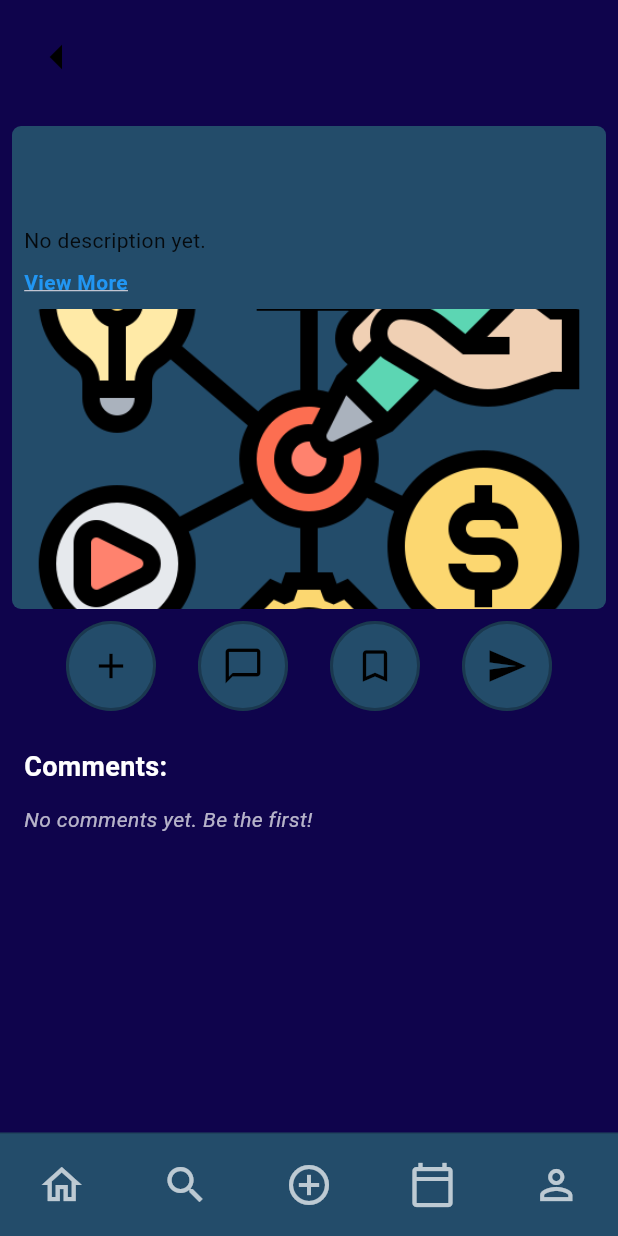
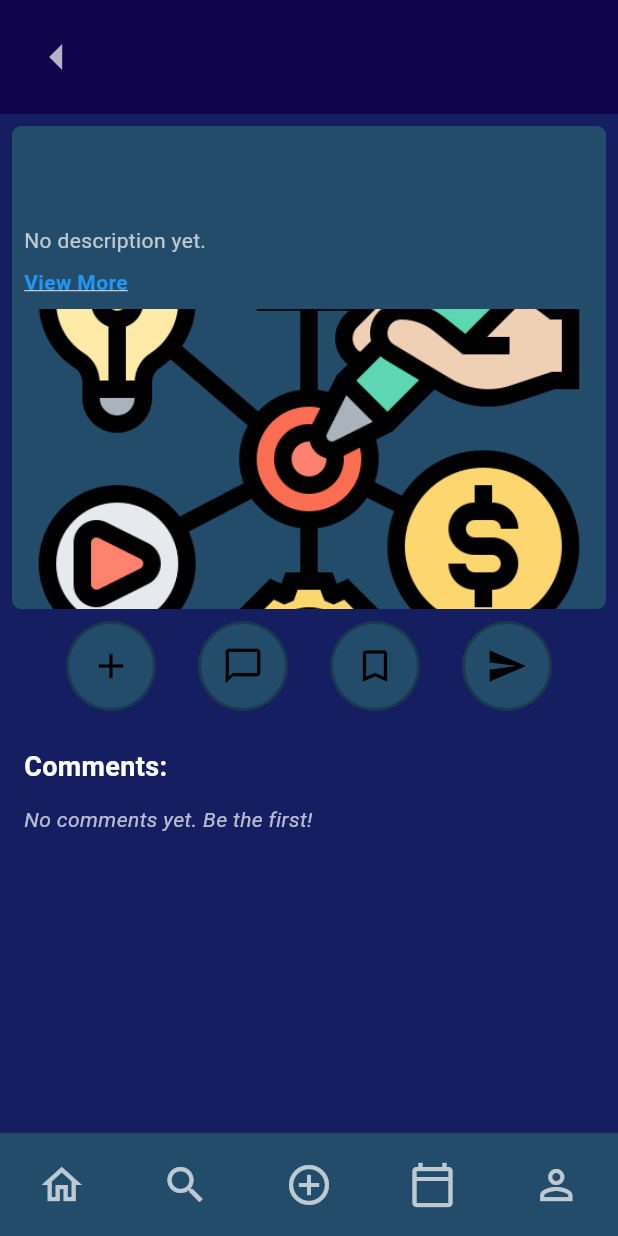
Before and after one commit to DeliMaliBagibala/SUEvent, a Flutter app: the EventDetailScreen screen opened directly with empty values, on a phone screen of 412 x 824 dp. Run offline on Flutter 3.47's test engine with Material 3 defaults, Android fonts, the phone set to English and light mode, and no system bars; our stand-ins replace cloud_firestore, firebase_auth, firebase_core, image_picker, share_plus, shared_preferences; accounts and stored records are empty.

Commit message:
minor color changes again this time on event detail page

```diff
--- a/lib/event_detail.dart
+++ b/lib/event_detail.dart
@@ -173,7 +173,7 @@ class _EventDetailScreenState extends State<EventDetailScreen> {
     }
 
     return Scaffold(
-      backgroundColor: AppColors.backgroundHeader,
+      backgroundColor: AppColors.backgroundDark,
       body: SafeArea(
         child: bodyContent,
       ),
@@ -265,7 +265,7 @@ class _EventDetailScreenState extends State<EventDetailScreen> {
                   comment.username,
                   style: const TextStyle(
                       fontSize: 12,
-                      color: Colors.black54,
+                      color: AppColors.textBlack,
                       fontWeight: FontWeight.bold
                   ),
                 ),
@@ -274,7 +274,7 @@ class _EventDetailScreenState extends State<EventDetailScreen> {
                   comment.text,
                   style: const TextStyle(
                     fontSize: 14,
-                    color: Colors.black,
+                    color: AppColors.textBlack,
                     fontWeight: FontWeight.w500,
                   ),
                 ),
@@ -331,7 +331,7 @@ class _EventDetailScreenState extends State<EventDetailScreen> {
             child: Icon(
               Icons.broken_image,
               size: 60,
-              color: Colors.black38,
+              color: AppColors.iconBlack,
             ),
           ),
         );
@@ -362,7 +362,7 @@ class _EventDetailScreenState extends State<EventDetailScreen> {
           child: Row(
             children: [
               IconButton(
-                icon: const Icon(Icons.arrow_left, size: 40, color: Colors.black),
+                icon: const Icon(Icons.arrow_left, size: 40, color: AppColors.iconBlack),
                 onPressed: () => Navigator.pop(context),
               ),
               Expanded(
@@ -371,7 +371,7 @@ class _EventDetailScreenState extends State<EventDetailScreen> {
                   style: const TextStyle(
                     fontSize: 24,
                     fontWeight: FontWeight.bold,
-                    color: Colors.black,
+                    color: AppColors.textBlack,
                   ),
                   textAlign: TextAlign.center,
                 ),
@@ -409,7 +409,7 @@ class _EventDetailScreenState extends State<EventDetailScreen> {
                               style: const TextStyle(
                                 fontSize: 14,
                                 fontWeight: FontWeight.bold,
-                                color: Colors.black,
+                                color: AppColors.textBlack,
                               ),
                             ),
                             const SizedBox(height: 4),
@@ -420,7 +420,7 @@ class _EventDetailScreenState extends State<EventDetailScreen> {
                               style: const TextStyle(
                                 fontSize: 14,
                                 fontWeight: FontWeight.normal,
-                                color: Colors.black,
+                                color: AppColors.textBlack,
                               ),
                             ),
                             const SizedBox(height: 12),
@@ -436,7 +436,7 @@ class _EventDetailScreenState extends State<EventDetailScreen> {
                                         : widget.event.description,
                                     style: const TextStyle(
                                       fontSize: 14,
-                                      color: Colors.black87,
+                                      color: AppColors.textBlack,
                                     ),
                                     maxLines: 2,
                                     overflow: TextOverflow.ellipsis,
@@ -470,7 +470,7 @@ class _EventDetailScreenState extends State<EventDetailScreen> {
                                         : widget.event.description,
                                     style: const TextStyle(
                                       fontSize: 14,
-                                      color: Colors.black87,
+                                      color: AppColors.textBlack,
                                       height: 1.5,
                                     ),
                                   ),
```
